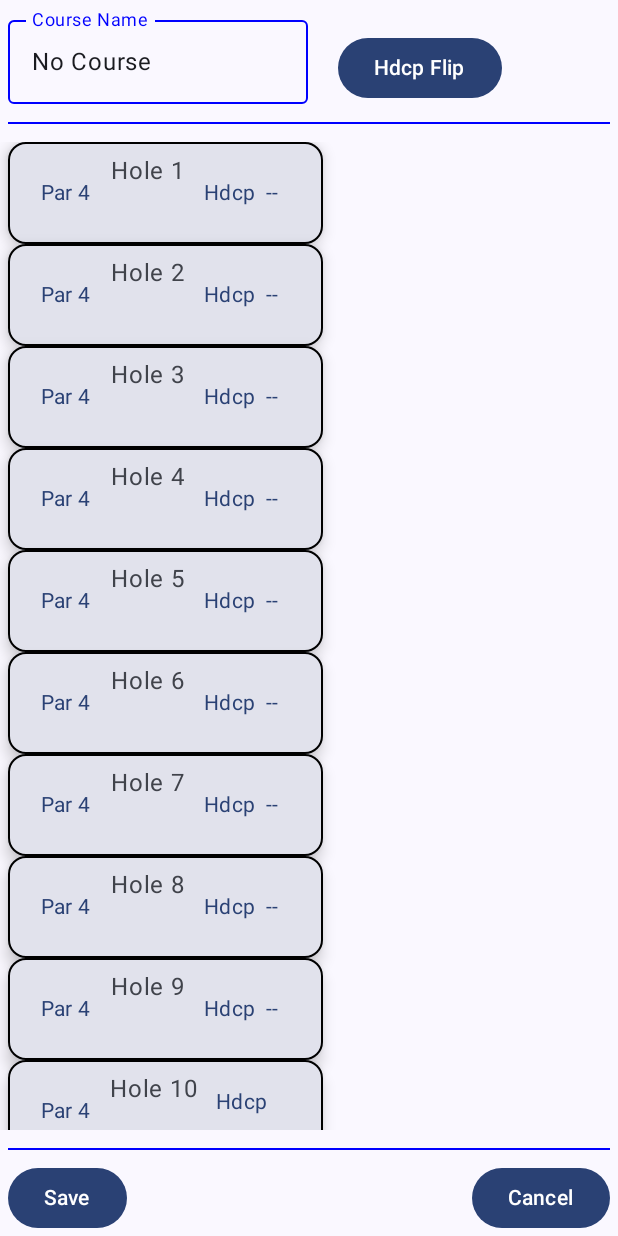
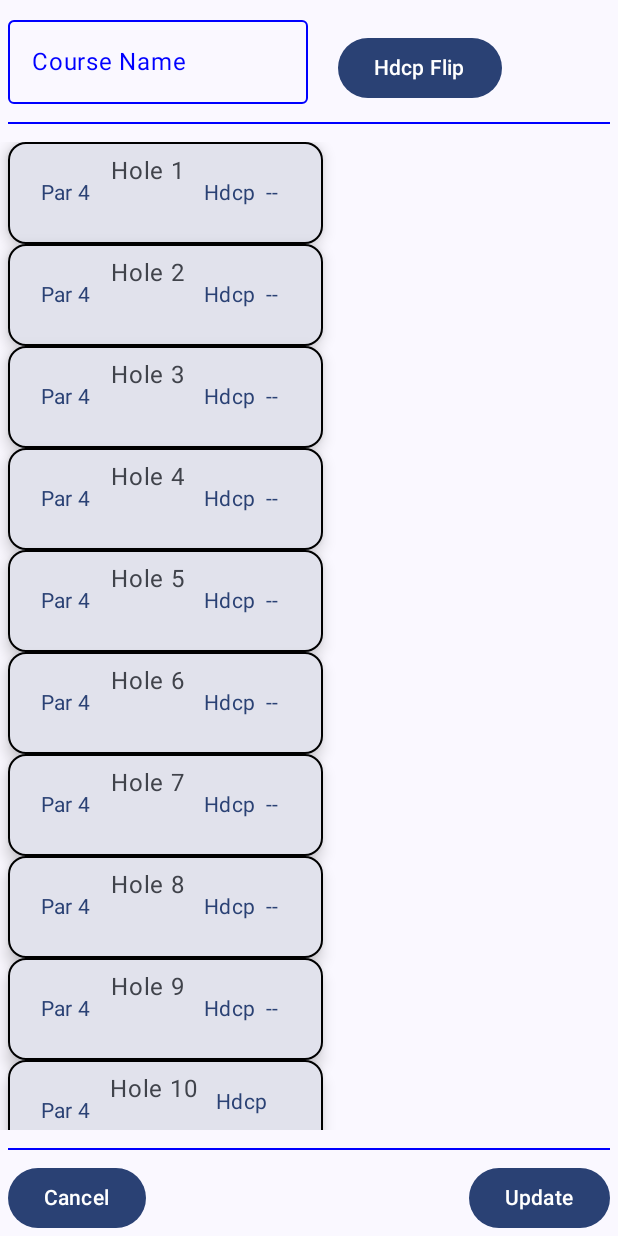
Before and after one commit to RugbyGuy01/TeamScoreRev4, an Android app built with Jetpack Compose: the composable CourseDetailScreen called with empty values, after a tap on "Cancel", on a phone screen of 412 x 824 dp. Run offline under Robolectric (Android 15) with nearby library versions, the phone set to English and light mode, and no system bars; our stand-ins replace Room's generated code.

Commit message:
lap top update

```diff
--- a/app/src/main/java/com/golfpvcc/teamscore_rev4/ui/screens/coursedetail/CourseDetailScreen.kt
+++ b/app/src/main/java/com/golfpvcc/teamscore_rev4/ui/screens/coursedetail/CourseDetailScreen.kt
@@ -1,6 +1,6 @@
 package com.golfpvcc.teamscore_rev4.ui.screens.coursedetail
 
-import android.net.Uri
+import android.util.Log
 import android.widget.Toast
 import androidx.compose.foundation.BorderStroke
 import androidx.compose.foundation.layout.Arrangement
@@ -16,17 +16,13 @@ import androidx.compose.foundation.layout.padding
 import androidx.compose.foundation.layout.size
 import androidx.compose.foundation.layout.width
 import androidx.compose.foundation.lazy.LazyColumn
-import androidx.compose.foundation.lazy.items
-import androidx.compose.foundation.lazy.itemsIndexed
 import androidx.compose.foundation.text.KeyboardActions
 import androidx.compose.foundation.text.KeyboardOptions
-import androidx.compose.material3.AlertDialogDefaults.shape
 import androidx.compose.material3.Button
 import androidx.compose.material3.Card
 import androidx.compose.material3.CardDefaults
 import androidx.compose.material3.Divider
 import androidx.compose.material3.ExperimentalMaterial3Api
-import androidx.compose.material3.Icon
 import androidx.compose.material3.MaterialTheme
 import androidx.compose.material3.OutlinedTextField
 import androidx.compose.material3.OutlinedTextFieldDefaults
@@ -43,24 +39,20 @@ import androidx.compose.runtime.remember
 import androidx.compose.runtime.rememberCoroutineScope
 import androidx.compose.ui.Modifier
 import androidx.compose.ui.graphics.Color
-import androidx.compose.ui.graphics.vector.ImageVector
 import androidx.compose.ui.platform.LocalContext
 import androidx.compose.ui.platform.LocalFocusManager
-import androidx.compose.ui.res.stringResource
-import androidx.compose.ui.res.vectorResource
 import androidx.compose.ui.text.input.ImeAction
 import androidx.compose.ui.text.input.KeyboardCapitalization
 import androidx.compose.ui.unit.dp
 import androidx.lifecycle.viewmodel.compose.viewModel
 import androidx.navigation.NavController
-import androidx.navigation.NavHostController
-import com.golfpvcc.teamscore_rev4.R
 import com.golfpvcc.teamscore_rev4.database.model.CourseRecord
-import com.golfpvcc.teamscore_rev4.ui.screens.GenericAppBar
 import com.golfpvcc.teamscore_rev4.ui.screens.courses.CoursesViewModel
-import com.golfpvcc.teamscore_rev4.utils.Constants.USER_ACTION
+import com.golfpvcc.teamscore_rev4.ui.screens.courses.DropDownSelectHolePar
 import com.golfpvcc.teamscore_rev4.utils.Constants.USER_CANCEL
 import com.golfpvcc.teamscore_rev4.utils.Constants.USER_SAVE
+import com.golfpvcc.teamscore_rev4.utils.Constants.USER_TEXT_SAVE
+import com.golfpvcc.teamscore_rev4.utils.Constants.USER_TEXT_UPDATE
 import com.golfpvcc.teamscore_rev4.utils.Constants.courseDetailPlaceHolder
 import kotlinx.coroutines.Dispatchers
 import kotlinx.coroutines.launch
@@ -81,7 +73,8 @@ fun CourseDetailScreen(
     val currentCoursename = remember { mutableStateOf(courseRec.value.mCoursename) }
     val currentHandicap = remember { mutableStateOf(courseRec.value.mHandicap) }
     val currentPar = remember { mutableStateOf(courseRec.value.mPar) }
-    val saveButtonState = remember { mutableStateOf(0) }
+
+   val saveButtonState = remember { mutableStateOf(USER_TEXT_SAVE) }
     val currentFlipButton = remember { mutableStateOf(false) }
 
     LaunchedEffect(true) {
@@ -90,6 +83,8 @@ fun CourseDetailScreen(
             currentCoursename.value = courseRec.value.mCoursename
             currentHandicap.value = courseRec.value.mHandicap
             currentPar.value = courseRec.value.mPar
+            saveButtonState.value =
+                if (courseRec.value.mId == 0) USER_TEXT_SAVE else USER_TEXT_UPDATE
         }
     }
 
@@ -102,11 +97,10 @@ fun CourseDetailScreen(
                 currentCoursename,
                 currentHandicap,
                 currentPar,
-                navController,
                 currentFlipButton,
                 saveButtonState,
-            )
-            if (saveButtonState.value != 0) {
+                )
+            if (!(saveButtonState.value == USER_TEXT_UPDATE || saveButtonState.value == USER_TEXT_SAVE)) {
                 if (saveButtonState.value == USER_SAVE)
                     courseViewModel.addOrUpdateCourse(
                         CourseRecord(
@@ -117,7 +111,7 @@ fun CourseDetailScreen(
                         )
                     )
                 navController.popBackStack()
-                saveButtonState.value = 0
+                saveButtonState.value = USER_TEXT_UPDATE
             }
         }
     }
@@ -130,11 +124,10 @@ fun CourseDetailEntry(
     currentCoursename: MutableState<String>,
     currentHandicap: MutableState<IntArray>,
     currentPar: MutableState<IntArray>,
-    navController: NavController,
     currentFlipButton: MutableState<Boolean>,
     saveButtonState: MutableState<Int>,
 ) {
-    //viewModel.setHandicapAvailable()
+
     Column(
         modifier = modifier
             .padding(5.dp)
@@ -152,16 +145,21 @@ fun CourseDetailEntry(
             currentHandicap,
             currentPar,
         )
+//        if (parCurrentHoleIdx.value != -1) {     // the function is called many time, if click par/hdcp button then popup select hole will be set
+//            val holeIdx = parCurrentHoleIdx
+//            Log.d("VIN", "before Popup par Hole ${parCurrentHoleIdx.value + 1} par $parCurrentHole")
+//            DropDownSelectHolePar(parCurrentHole, parCurrentHoleIdx)
+//            Log.d("VIN", "after Popup par Hole ${parCurrentHoleIdx.value + 1} par ${parCurrentHole.value}")
+//        }
         Spacer(modifier = Modifier.size(12.dp))
         Divider(color = Color.Blue, thickness = 1.dp)
         Spacer(modifier = Modifier.size(12.dp))
-        DisplaySaveCancelButtons(navController, saveButtonState)
+        DisplaySaveCancelButtons(saveButtonState)
     }
 }
 
 @Composable
 fun DisplaySaveCancelButtons(
-    navController: NavController,
     saveButtonState: MutableState<Int>,
 ) {
 
@@ -171,27 +169,27 @@ fun DisplaySaveCancelButtons(
     ) {
         Button(
             onClick = {
+                saveButtonState.value = USER_CANCEL
+            },
+            modifier = Modifier
+                .height(40.dp),  //vpg
+        ) {
+            Text(text = "Cancel")
+        }
+        Button(
+            onClick = {
                 saveButtonState.value = USER_SAVE
             },
             modifier = Modifier
                 .height(40.dp),  //vpg
         ) {
             Text(
-                text = if (saveButtonState.value == USER_ACTION) {
+                text = if (saveButtonState.value == USER_TEXT_UPDATE) {
                     "Update"
                 } else {
                     "Save"
                 }
             )
-        }
-        Button(
-            onClick = {
-                saveButtonState.value = USER_CANCEL
-            },
-            modifier = Modifier
-                .height(40.dp),  //vpg
-        ) {
-            Text(text = "Cancel")
         }
     }
 }
@@ -205,12 +203,13 @@ fun ShowHoleDetailsList(
 
     LazyColumn(modifier) {
         items(currentPar.value.size) { idx ->
-            HoleDetail(currentHandicap, currentPar, idx)
+            HoleDetail(currentHandicap, currentPar, idx,)
         }
 
     }
-//    if (parHoleInx != -1) {     // the function is called many time, if click par/hdcp button then popup select hole will be set
-//        DropDownSelectHolePar(viewModel, parHoleInx)
+//    if (parCurrentHole.value != -1) {     // the function is called many time, if click par/hdcp button then popup select hole will be set
+//        DropDownSelectHolePar(parCurrentHole, parCurrentHoleIdx)
+//        Log.d("VIN", "Popup par Hole ${parCurrentHoleIdx.value + 1} par $parCurrentHole")
 //    }
 //    if (hdcpHoleInx != -1) {
 //        DropDownSelectHoleHandicap(viewModel, hdcpHoleInx)
@@ -221,7 +220,7 @@ fun ShowHoleDetailsList(
 fun HoleDetail(
     currentHandicap: MutableState<IntArray>,
     currentPar: MutableState<IntArray>,
-    holeIdx: Int
+    holeIdx: Int,
 ) {
 
     Card(
@@ -238,7 +237,9 @@ fun HoleDetail(
             horizontalArrangement = Arrangement.SpaceBetween
         ) {
             TextButton(
-                onClick = { },
+                onClick = {
+
+                },
             ) {
                 Text(
                     text = "Par ${currentPar.value[holeIdx]}",
@@ -272,12 +273,16 @@ fun GetCourseName(
     val mMaxLength = 15
     val mContext = LocalContext.current
 
+    if (courseDetailPlaceHolder.mCoursename == currentCoursename.value) {
+        currentCoursename.value = ""
+    }
+
     OutlinedTextField(
         modifier = Modifier.width(200.dp),
         value = currentCoursename.value,
         textStyle = MaterialTheme.typography.bodyLarge,
         singleLine = true,
-        onValueChange = {value ->
+        onValueChange = { value ->
             if (value.length <= mMaxLength) currentCoursename.value = value
             else Toast.makeText(
                 mContext,
--- a/app/src/main/java/com/golfpvcc/teamscore_rev4/utils/Constants.kt
+++ b/app/src/main/java/com/golfpvcc/teamscore_rev4/utils/Constants.kt
@@ -18,7 +18,8 @@ object Constants {
 
     const val USER_CANCEL = 100
     const val USER_SAVE = 101
-    const val USER_ACTION = 102
+    const val USER_TEXT_SAVE = 102
+    const val USER_TEXT_UPDATE = 103
 
     fun List<CourseRecord>?.orCourseRecHolderList(): List<CourseRecord> {
         fun courseRecHolderList(): List<CourseRecord> {
```
Also changed, not shown: app/src/main/java/com/golfpvcc/teamscore_rev4/ui/screens/TestCode.kt (added, +109 -0 lines), app/src/main/java/com/golfpvcc/teamscore_rev4/ui/screens/coursedetail/CoursesViewModel.kt (deleted, +0 -11 lines), app/src/main/java/com/golfpvcc/teamscore_rev4/ui/screens/courses/CoursesScreen.kt (+5 -3 lines), app/src/main/java/com/golfpvcc/teamscore_rev4/ui/screens/courses/Utils.kt (+74 -2 lines).
